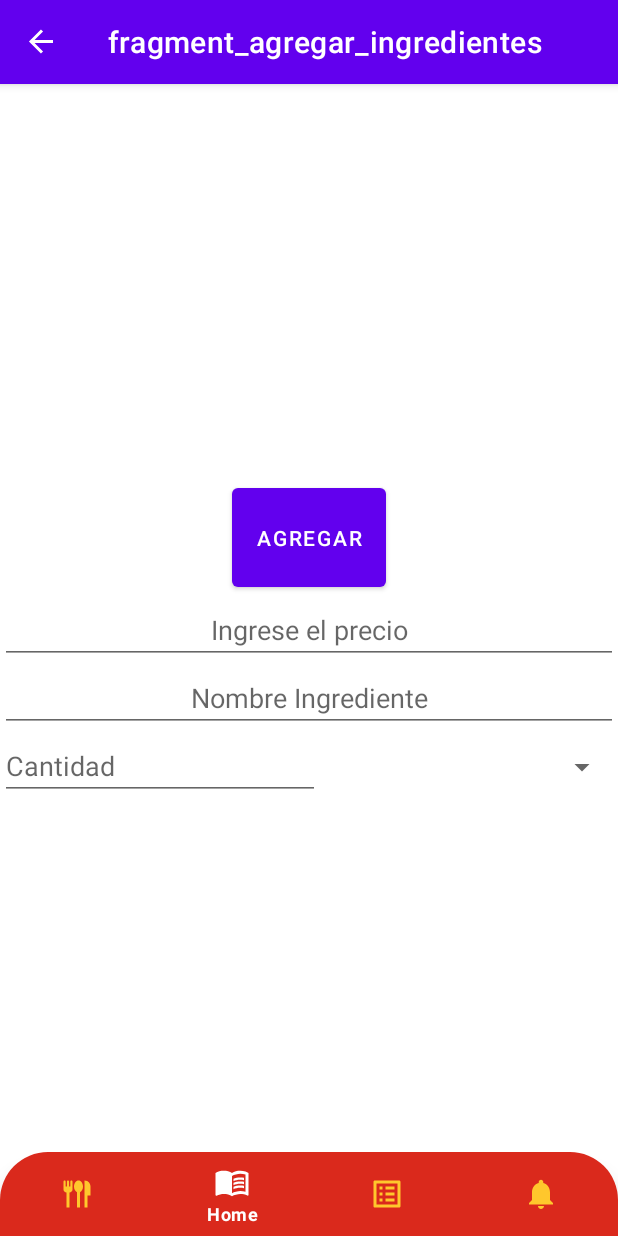
After one commit to danilopezyejas/MenuSemanal, an Android app: the AgregarIngredientes screen opened through its navigation route, on a phone screen of 412 x 824 dp. The commit adds this screen. Run offline under Robolectric (Android 15) with nearby library versions, the phone set to English and light mode, and no system bars; our stand-ins replace navigation-ui.

Commit message:
Empece con agregar ingredientes

```diff
--- a/app/src/main/AndroidManifest.xml
+++ b/app/src/main/AndroidManifest.xml
@@ -10,7 +10,6 @@
         android:roundIcon="@mipmap/ic_launcher_round"
         android:supportsRtl="true"
         android:theme="@style/Theme.Obligatorio">
-        <activity android:name=".agregarIngrediente"></activity>
         <activity
             android:name=".MainActivity"
             android:label="@string/app_name">
--- /dev/null
+++ b/app/src/main/java/com/tip/MenuSemanal/AgregarIngredientes.java
@@ -0,0 +1,80 @@
+package com.tip.MenuSemanal;
+
+import android.os.Bundle;
+
+import androidx.fragment.app.Fragment;
+
+import android.view.LayoutInflater;
+import android.view.View;
+import android.view.ViewGroup;
+import android.widget.ArrayAdapter;
+import android.widget.EditText;
+import android.widget.Spinner;
+
+import Enumeracion.unidades;
+
+/**
+ * A simple {@link Fragment} subclass.
+ * Use the {@link AgregarIngredientes#newInstance} factory method to
+ * create an instance of this fragment.
+ */
+public class AgregarIngredientes extends Fragment {
+
+    // TODO: Rename parameter arguments, choose names that match
+    // the fragment initialization parameters, e.g. ARG_ITEM_NUMBER
+    private static final String ARG_PARAM1 = "param1";
+    private static final String ARG_PARAM2 = "param2";
+
+    // TODO: Rename and change types of parameters
+    private String mParam1;
+    private String mParam2;
+
+    private Spinner unidadSelecionada;
+
+    public AgregarIngredientes() {
+        // Required empty public constructor
+    }
+
+    /**
+     * Use this factory method to create a new instance of
+     * this fragment using the provided parameters.
+     *
+     * @param param1 Parameter 1.
+     * @param param2 Parameter 2.
+     * @return A new instance of fragment AgregarIngredientes.
+     */
+    // TODO: Rename and change types and number of parameters
+    public static AgregarIngredientes newInstance(String param1, String param2) {
+        AgregarIngredientes fragment = new AgregarIngredientes();
+        Bundle args = new Bundle();
+        args.putString(ARG_PARAM1, param1);
+        args.putString(ARG_PARAM2, param2);
+        fragment.setArguments(args);
+
+        return fragment;
+    }
+
+    @Override
+    public void onCreate(Bundle savedInstanceState) {
+        super.onCreate(savedInstanceState);
+        if (getArguments() != null) {
+            mParam1 = getArguments().getString(ARG_PARAM1);
+            mParam2 = getArguments().getString(ARG_PARAM2);
+        }
+
+//        unidadSelecionada = (Spinner) getView().findViewById(R.id.spinner);
+//        ArrayAdapter<unidades> u = new ArrayAdapter<unidades>(AgregarIngredientes.this, android.R.layout.simple_spinner_item, unidades.values());
+//        unidadSelecionada.setAdapter(u);
+
+
+    }
+
+    @Override
+    public View onCreateView(LayoutInflater inflater, ViewGroup container,
+                             Bundle savedInstanceState) {
+        // Inflate the layout for this fragment
+
+        return inflater.inflate(R.layout.fragment_agregar_ingredientes, container, false);
+    }
+
+}
--- /dev/null
+++ b/app/src/main/res/layout/fragment_agregar_ingredientes.xml
@@ -0,0 +1,74 @@
+<?xml version="1.0" encoding="utf-8"?>
+<FrameLayout xmlns:android="http://schemas.android.com/apk/res/android"
+    xmlns:app="http://schemas.android.com/apk/res-auto"
+    xmlns:tools="http://schemas.android.com/tools"
+    android:layout_width="match_parent"
+    android:layout_height="match_parent"
+    tools:context=".AgregarIngredientes">
+
+
+    <androidx.constraintlayout.widget.ConstraintLayout
+        android:layout_width="match_parent"
+        android:layout_height="match_parent">
+
+        <LinearLayout
+            android:layout_width="match_parent"
+            android:layout_height="298dp"
+            android:gravity="center"
+            android:orientation="vertical"
+            app:layout_constraintBottom_toBottomOf="parent"
+            app:layout_constraintEnd_toEndOf="parent"
+            app:layout_constraintStart_toStartOf="parent"
+            app:layout_constraintTop_toTopOf="parent">
+
+            <Button
+                android:id="@+id/btnAceptarIngredientes"
+                android:layout_width="wrap_content"
+                android:layout_height="237dp"
+                android:layout_weight="1"
+                android:gravity="center"
+                android:onClick="agr"
+                android:text="Agregar" />
+
+            <EditText
+                android:id="@+id/precioIngrediente"
+                android:layout_width="match_parent"
+                android:layout_height="wrap_content"
+                android:ems="10"
+                android:gravity="center"
+                android:hint="Ingrese el precio"
+                android:inputType="number|numberDecimal" />
+
+            <EditText
+                android:id="@+id/nombreIngrediente"
+                android:layout_width="match_parent"
+                android:layout_height="wrap_content"
+                android:ems="10"
+                android:gravity="center"
+                android:hint="Nombre Ingrediente"
+                android:inputType="textShortMessage|textPersonName" />
+
+            <LinearLayout
+                android:layout_width="match_parent"
+                android:layout_height="129dp"
+                android:orientation="horizontal">
+
+                <EditText
+                    android:id="@+id/editTextTextPersonName"
+                    android:layout_width="wrap_content"
+                    android:layout_height="wrap_content"
+                    android:ems="10"
+                    android:hint="Cantidad"
+                    android:inputType="numberSigned" />
+
+                <Spinner
+                    android:id="@+id/spinner"
+                    android:layout_width="match_parent"
+                    android:layout_height="47dp" />
+
+            </LinearLayout>
+
+        </LinearLayout>
+    </androidx.constraintlayout.widget.ConstraintLayout>
+
+</FrameLayout>
--- a/app/src/main/res/layout/fragment_ingredientes.xml
+++ b/app/src/main/res/layout/fragment_ingredientes.xml
@@ -21,13 +21,12 @@
         app:layout_constraintTop_toTopOf="parent" />
 
     <com.google.android.material.floatingactionbutton.FloatingActionButton
-        android:id="@+id/floatingActionButton"
+        android:id="@+id/btnAgregarIngredientes"
         android:layout_width="wrap_content"
         android:layout_height="wrap_content"
         android:layout_marginEnd="40dp"
         android:layout_marginBottom="80dp"
         android:clickable="true"
-        android:onClick="agregarIngrediente"
         android:src="@android:drawable/ic_input_add"
         app:layout_constraintBottom_toBottomOf="parent"
         app:layout_constraintEnd_toEndOf="parent"
--- a/app/src/main/res/navigation/mobile_navigation.xml
+++ b/app/src/main/res/navigation/mobile_navigation.xml
@@ -28,4 +28,9 @@
         android:name="com.tip.MenuSemanal.ui.notifications.NotificationsFragment"
         android:label="@string/title_notifications"
         tools:layout="@layout/fragment_notifications" />
+    <fragment
+        android:id="@+id/agregarIngredientes"
+        android:name="com.tip.MenuSemanal.AgregarIngredientes"
+        android:label="fragment_agregar_ingredientes"
+        tools:layout="@layout/fragment_agregar_ingredientes" />
 </navigation>
```
Also changed, not shown: app/src/main/java/Enumeracion/unidades.java (+14 -1 lines), app/src/main/java/com/tip/MenuSemanal/MainActivity.java (+5 -9 lines), app/src/main/java/com/tip/MenuSemanal/agregarIngrediente.java (deleted, +0 -14 lines), app/src/main/java/com/tip/MenuSemanal/ui/ingredientes/IngredientesFragment.java (+19 -0 lines), app/src/main/res/layout/activity_agregar_ingrediente.xml (deleted, +0 -18 lines), app/src/main/res/values/strings.xml (+11 -0 lines).
